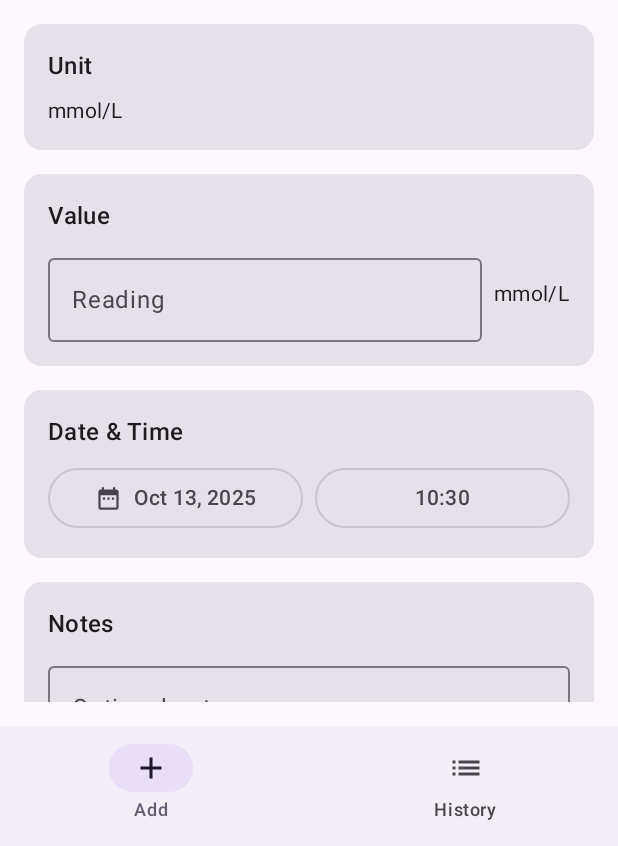
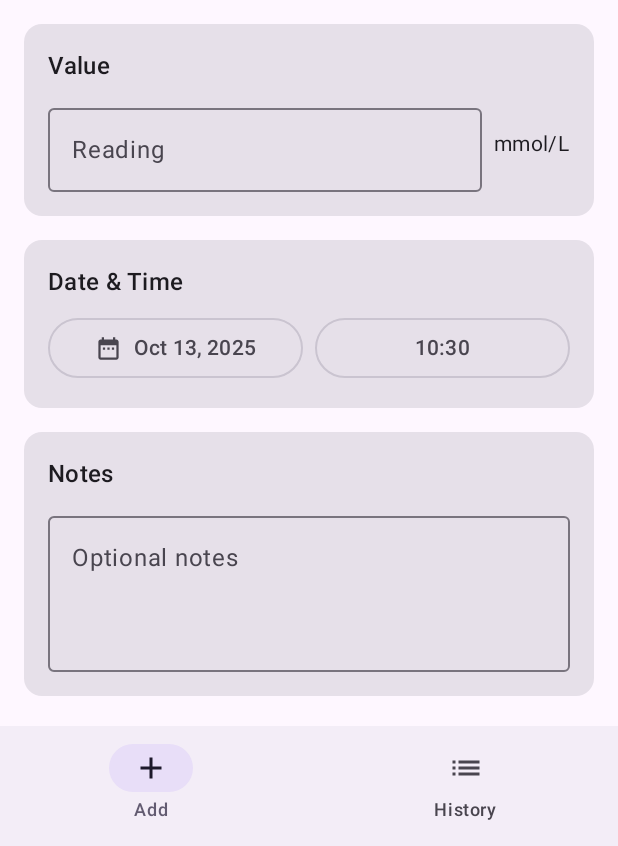
Before and after one commit to paulharvey2012/BloodSugarApp, an Android app built with Jetpack Compose: the screen it shows after launch (MainActivity), on a phone screen of 412 x 824 dp, the part 390-1236 px from its top. Run offline under Robolectric (Android 15) with nearby library versions, the phone set to English and light mode, and no system bars; our stand-ins replace Room's generated code.

Commit message:
refactor: remove unit display from AddReadingScreen and update version properties

```diff
--- a/app/src/main/java/com/bloodsugar/app/ui/AddReadingScreen.kt
+++ b/app/src/main/java/com/bloodsugar/app/ui/AddReadingScreen.kt
@@ -166,26 +166,6 @@ fun AddReadingScreen(viewModel: ReadingViewModel) {
             }
         }
 
-        // Unit display (now uses app preference from Settings)
-        item {
-            Card(
-                modifier = Modifier.fillMaxWidth()
-            ) {
-                Column(
-                    modifier = Modifier.padding(16.dp)
-                ) {
-                    Text(
-                        text = "Unit",
-                        style = MaterialTheme.typography.titleMedium
-                    )
-                    Spacer(modifier = Modifier.height(8.dp))
-                    Text(
-                        text = selectedUnit,
-                        style = MaterialTheme.typography.bodyMedium
-                    )
-                }
-            }
-        }
 
         item {
             // Value Input
```
Also changed, not shown: 1 other file.
